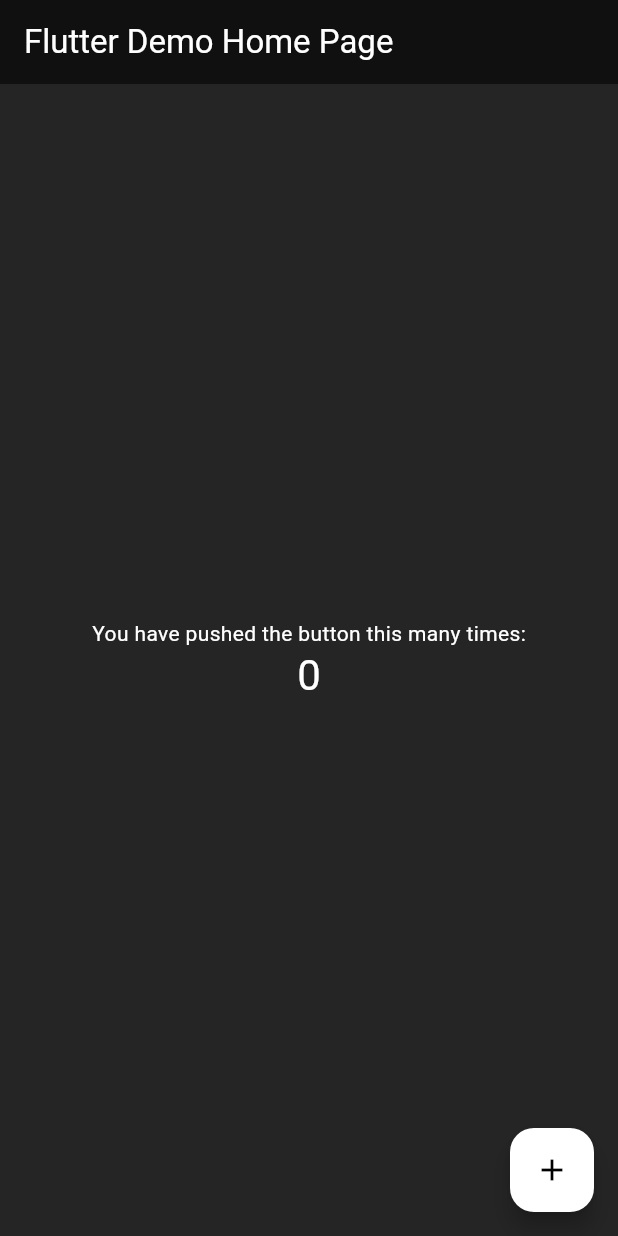
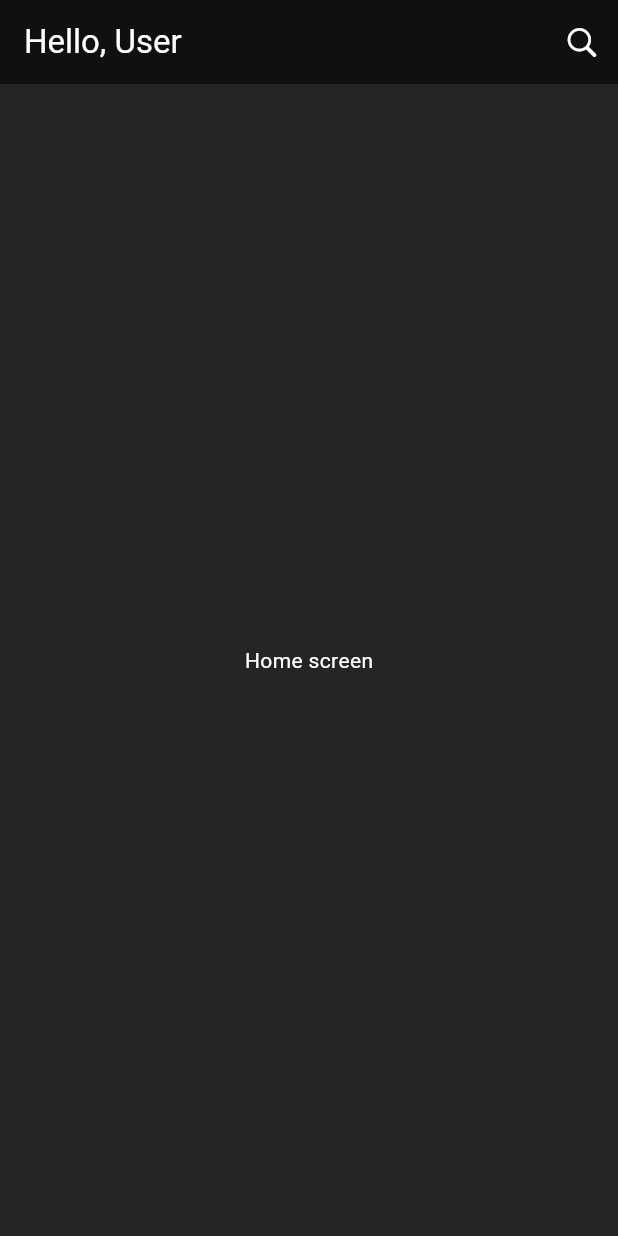
Before and after one commit to ketanvishwakarma/news_app, a Flutter app: the screen it shows after launch, on a phone screen of 412 x 824 dp. Run offline on Flutter 3.47's test engine with Material 2 defaults, Android fonts, the phone set to English and light mode, and no system bars; statements that could not run were skipped.

Commit message:
Add: basic Home screen

```diff
--- /dev/null
+++ b/lib/app.dart
@@ -0,0 +1,17 @@
+import 'package:flutter/material.dart';
+import 'package:flutter/services.dart';
+import 'package:news_app/core/styles/app_theme.dart';
+import 'package:news_app/view/home/home_screen.dart';
+
+class MyApp extends StatelessWidget {
+  const MyApp({super.key});
+
+  @override
+  Widget build(BuildContext context) {
+    return MaterialApp(
+      title: 'News',
+      theme: AppTheme.darkTheme,
+      home: const HomeScreen(),
+    );
+  }
+}
--- a/lib/main.dart
+++ b/lib/main.dart
@@ -1,66 +1,6 @@
 import 'package:flutter/material.dart';
-import 'package:news_app/core/styles/app_theme.dart';
+import 'package:news_app/app.dart';
 
 void main() {
   runApp(const MyApp());
 }
-
-class MyApp extends StatelessWidget {
-  const MyApp({super.key});
-
-  @override
-  Widget build(BuildContext context) {
-    return MaterialApp(
-      title: 'Flutter Demo',
-      theme: AppTheme.darkTheme,
-      home: const MyHomePage(title: 'Flutter Demo Home Page'),
-    );
-  }
-}
-
-class MyHomePage extends StatefulWidget {
-  const MyHomePage({super.key, required this.title});
-
-  final String title;
-
-  @override
-  State<MyHomePage> createState() => _MyHomePageState();
-}
-
-class _MyHomePageState extends State<MyHomePage> {
-  int _counter = 0;
-
-  void _incrementCounter() {
-    setState(() {
-      _counter++;
-    });
-  }
-
-  @override
-  Widget build(BuildContext context) {
-    return Scaffold(
-      appBar: AppBar(
-        title: Text(widget.title),
-      ),
-      body: Center(
-        child: Column(
-          mainAxisAlignment: MainAxisAlignment.center,
-          children: <Widget>[
-            const Text(
-              'You have pushed the button this many times:',
-            ),
-            Text(
-              '$_counter',
-              style: Theme.of(context).textTheme.headlineMedium,
-            ),
-          ],
-        ),
-      ),
-      floatingActionButton: FloatingActionButton(
-        onPressed: _incrementCounter,
-        tooltip: 'Increment',
-        child: const Icon(Icons.add),
-      ),
-    );
-  }
-}
--- /dev/null
+++ b/lib/view/home/home_screen.dart
@@ -0,0 +1,24 @@
+import 'package:flutter/cupertino.dart';
+import 'package:flutter/material.dart';
+
+class HomeScreen extends StatelessWidget {
+  const HomeScreen({super.key});
+
+  @override
+  Widget build(BuildContext context) {
+    return Scaffold(
+      appBar: AppBar(
+        title: const Text('Hello, User'),
+        actions: [
+          IconButton(
+            onPressed: () {},
+            icon: const Icon(CupertinoIcons.search),
+          ),
+        ],
+      ),
+      body: const Center(
+        child: Text('Home screen'),
+      ),
+    );
+  }
+}
```
